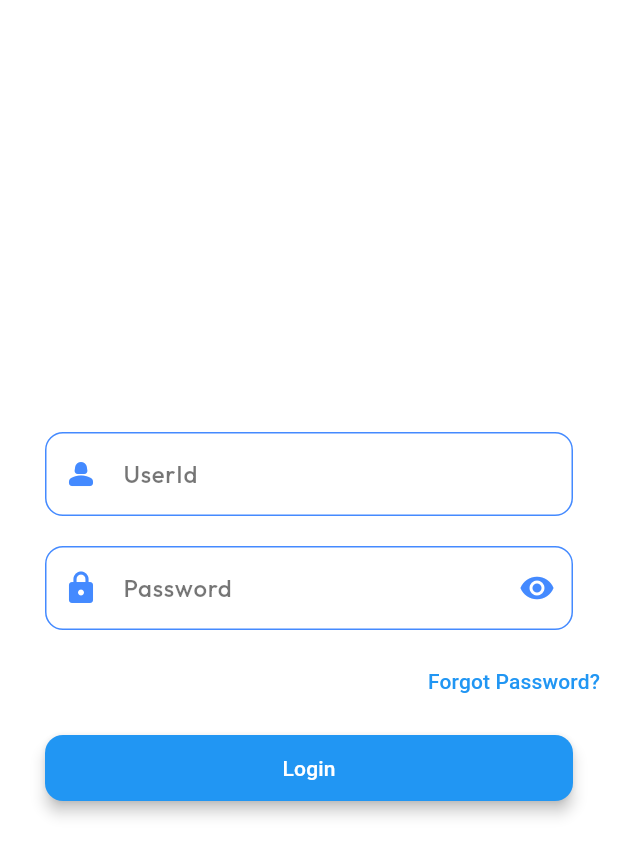
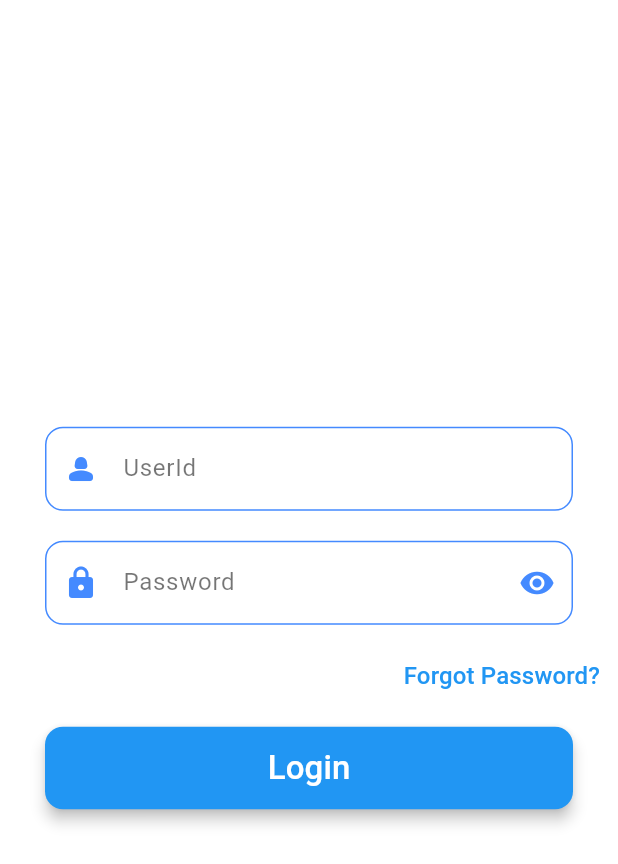
Before and after one commit to cuongceg/FE-Mobile-IoT-Screening, a Flutter app: the screen it shows after launch, on a phone screen of 412 x 824 dp. Shown: the top 864 px of the screen. Run offline on Flutter 3.47's test engine with Material 3 defaults, Android fonts, the phone set to English and light mode, and no system bars; our stand-ins replace flutter_secure_storage, google_fonts, speech_to_text; missing offline and left inert: flutter_quill; network calls fail; statements that could not run were skipped.

Commit message:
refactor: add new fonts

```diff
--- a/lib/core/decorations/custom_input_decorations.dart
+++ b/lib/core/decorations/custom_input_decorations.dart
@@ -10,7 +10,7 @@ class CustomInputDecorations{
       hintText: hintText,
       filled: true,
       fillColor: Colors.white,
-      hintStyle: Fonts().title.copyWith(color: colorScheme.onSecondary,fontSize: 16),
+      hintStyle: Fonts().body1.copyWith(color: colorScheme.onSecondary),
       prefixIcon: prefixIcon,
       border: OutlineInputBorder(
         borderSide: BorderSide(color: colorScheme.secondary),
--- a/lib/core/decorations/fonts.dart
+++ b/lib/core/decorations/fonts.dart
@@ -2,10 +2,13 @@ import 'package:flutter/material.dart';
 import 'package:google_fonts/google_fonts.dart';
 
 class Fonts{
-  final TextStyle heading = GoogleFonts.outfit(fontSize:40,fontWeight: FontWeight.w500,color: Colors.white);
-  final TextStyle subHeading = GoogleFonts.outfit(fontSize:22,fontWeight: FontWeight.w300,color: Colors.white);
-  final TextStyle onPrimaryContainerFonts = GoogleFonts.outfit(fontSize:20,fontWeight: FontWeight.w400,color: Colors.white);
-  final TextStyle onPrimaryFonts = GoogleFonts.outfit(fontSize:16,fontWeight: FontWeight.w400,color: Colors.white);
-  final TextStyle title = GoogleFonts.outfit(fontSize:18,fontWeight: FontWeight.w500,color: Colors.white);
+  final TextStyle heading1 = GoogleFonts.outfit(fontSize:30,fontWeight: FontWeight.w500,color: Colors.black);
+  final TextStyle title1 = GoogleFonts.roboto(fontSize:24,fontWeight: FontWeight.w500,color: Colors.black);
+  final TextStyle title2 = GoogleFonts.roboto(fontSize:22,fontWeight: FontWeight.w500,color: Colors.black);
+  final TextStyle title3 = GoogleFonts.roboto(fontSize:18,fontWeight: FontWeight.w500,color: Colors.black);
+  final TextStyle body1 =  const TextStyle(fontSize:16,fontWeight: FontWeight.w400,color: Colors.black);
+  final TextStyle body2 =  const TextStyle(fontSize:15,fontWeight: FontWeight.w400,color: Colors.black);
+  final TextStyle subTitle1 = const TextStyle(fontSize:14,fontWeight: FontWeight.w400,color: Colors.black54);
+  final TextStyle subTitle2 = const TextStyle(fontSize:12,fontWeight: FontWeight.w400,color: Colors.black54);
   final TextStyle information = GoogleFonts.roboto(fontSize:20,fontWeight: FontWeight.w600,color: Colors.white);
 }
```
